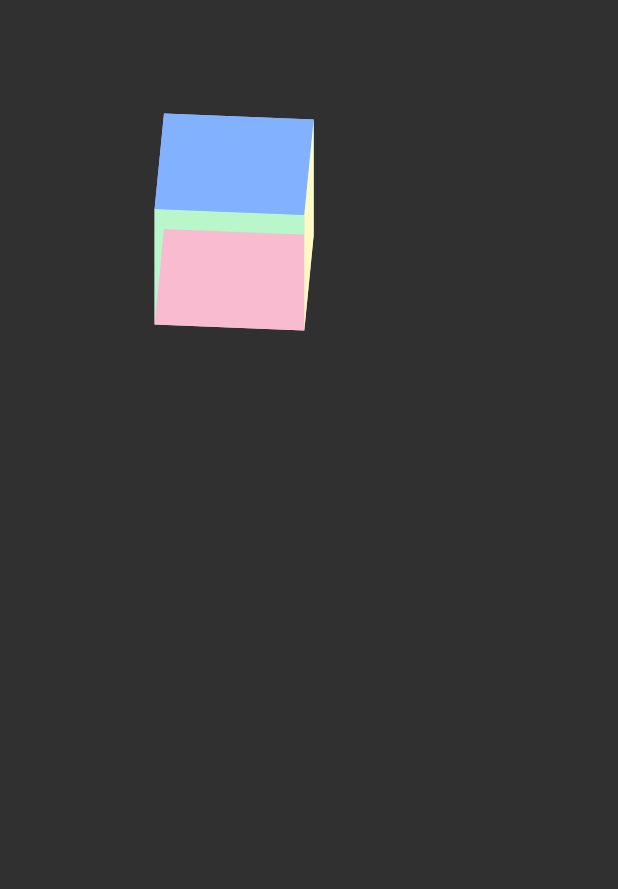
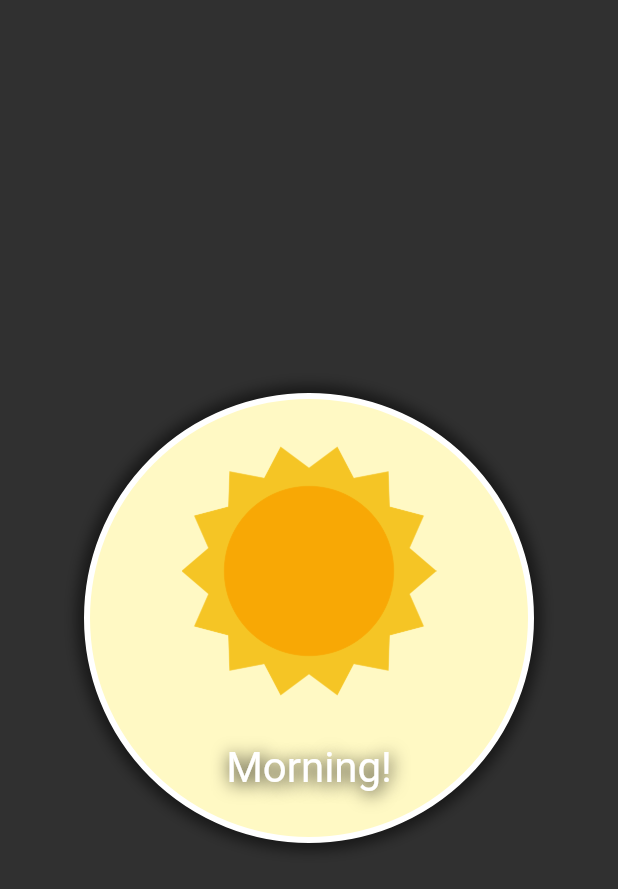
Before and after one commit to VeronikaHaichenko/animations, a Flutter app: the screen it shows after launch, on a phone screen of 412 x 824 dp. Shown: the top 889 px of the screen. Run offline on Flutter 3.47's test engine with Material 2 defaults, Android fonts, the phone set to English and light mode, and no system bars.

Commit message:
added chip flip animation

```diff
--- /dev/null
+++ b/lib/chip.dart
@@ -0,0 +1,152 @@
+import 'dart:math';
+
+import 'package:flutter/material.dart';
+
+class Chip extends StatefulWidget {
+  const Chip({super.key});
+
+  @override
+  State<Chip> createState() => _ChipState();
+}
+
+enum Face {
+  front,
+  back,
+}
+
+extension on Face {
+  String get text {
+    switch (this) {
+      case Face.front:
+        return 'Morning!';
+      case Face.back:
+        return 'Evening!';
+    }
+  }
+
+  AssetImage get image {
+    switch (this) {
+      case Face.front:
+        return const AssetImage('assets/images/sun.png');
+      case Face.back:
+        return const AssetImage('assets/images/moon.png');
+    }
+  }
+}
+
+class _ChipState extends State<Chip> {
+  late final ChipWidget front;
+  late final ChipWidget back;
+  bool _isFront = true;
+
+  @override
+  void initState() {
+    super.initState();
+
+    front = ChipWidget(
+      face: Face.front,
+      onTap: () {
+        setState(() {
+          _isFront = false;
+        });
+      },
+    );
+
+    back = ChipWidget(
+      face: Face.back,
+      onTap: () {
+        setState(() {
+          _isFront = true;
+        });
+      },
+    );
+  }
+
+  @override
+  Widget build(BuildContext context) {
+    return Scaffold(
+      body: Center(
+        child: TweenAnimationBuilder(
+          tween: Tween<double>(begin: 0, end: _isFront ? 0 : pi),
+          duration: const Duration(seconds: 1),
+          curve: Curves.easeInOut,
+          builder: (context, double value, child) {
+            final isBack = value > pi / 2;
+            final display = isBack ? back : front;
+            return Transform(
+              transform: Matrix4.identity()..rotateY(value),
+              alignment: Alignment.center,
+              child: Transform(
+                alignment: Alignment.center,
+                transform: Matrix4.identity()..rotateY(isBack ? pi : 0),
+                child: display,
+              ),
+            );
+          },
+        ),
+      ),
+    );
+  }
+}
+
+class ChipWidget extends StatelessWidget {
+  final Face face;
+  final VoidCallback onTap;
+
+  const ChipWidget({
+    super.key,
+    required this.face,
+    required this.onTap,
+  });
+
+  @override
+  Widget build(BuildContext context) {
+    return GestureDetector(
+      onTap: onTap,
+      child: Container(
+        height: 300,
+        width: 300,
+        decoration: BoxDecoration(
+          shape: BoxShape.circle,
+          color: face == Face.front ? Colors.yellow[100] : Colors.blue[900],
+          border: Border.all(
+            width: 4,
+            color: Colors.white,
+          ),
+          boxShadow: [
+            BoxShadow(
+              color: Colors.black.withOpacity(0.5),
+              spreadRadius: 5,
+              blurRadius: 7,
+              offset: const Offset(0, 0),
+            ),
+          ],
+        ),
+        child: Column(
+          mainAxisAlignment: MainAxisAlignment.spaceEvenly,
+          children: [
+            Image(
+              image: face.image,
+              height: 170,
+              width: 170,
+            ),
+            Text(
+              face.text,
+              style: const TextStyle(
+                fontSize: 28,
+                color: Colors.white,
+                shadows: [
+                  Shadow(
+                    color: Colors.black,
+                    offset: Offset(1, 2),
+                    blurRadius: 15,
+                  ),
+                ],
+              ),
+            ),
+          ],
+        ),
+      ),
+    );
+  }
+}
--- a/lib/example1.dart
+++ b/lib/example1.dart
@@ -63,7 +63,7 @@ class _Example1State extends State<Example1> with SingleTickerProviderStateMixin
                         spreadRadius: 5,
                         blurRadius: 7,
                         offset: const Offset(0, 3),
-                      )
+                      ),
                     ],
                   ),
                 ),
--- a/lib/main.dart
+++ b/lib/main.dart
@@ -1,3 +1,4 @@
+import 'package:animations_course/chip.dart' as chip;
 import 'package:animations_course/example1.dart';
 import 'package:animations_course/example2.dart';
 import 'package:animations_course/example3.dart';
@@ -17,7 +18,7 @@ class MyApp extends StatelessWidget {
       themeMode: ThemeMode.dark,
       debugShowCheckedModeBanner: false,
       debugShowMaterialGrid: false,
-      home: const Example3(),
+      home: const chip.Chip(),
     );
   }
 }
```
Also changed, not shown: pubspec.yaml (+4 -7 lines), assets/images/moon.png (added), assets/images/sun.png (added).
